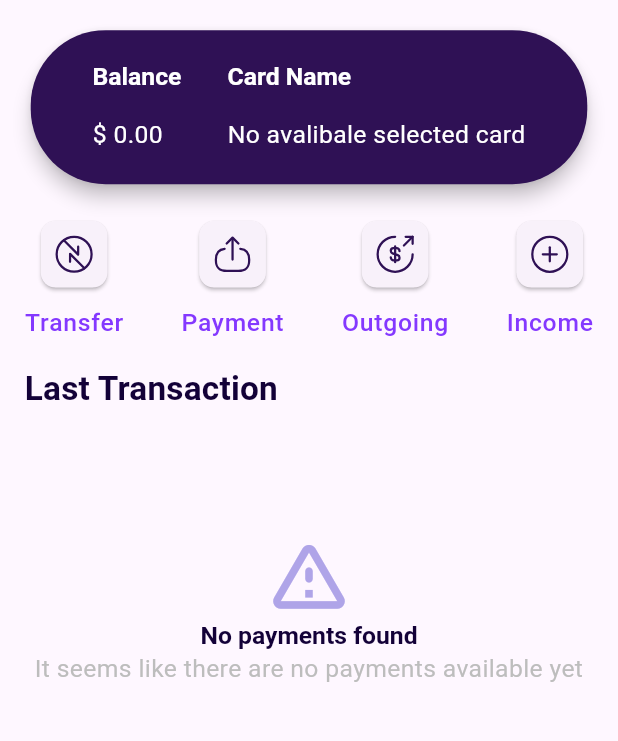
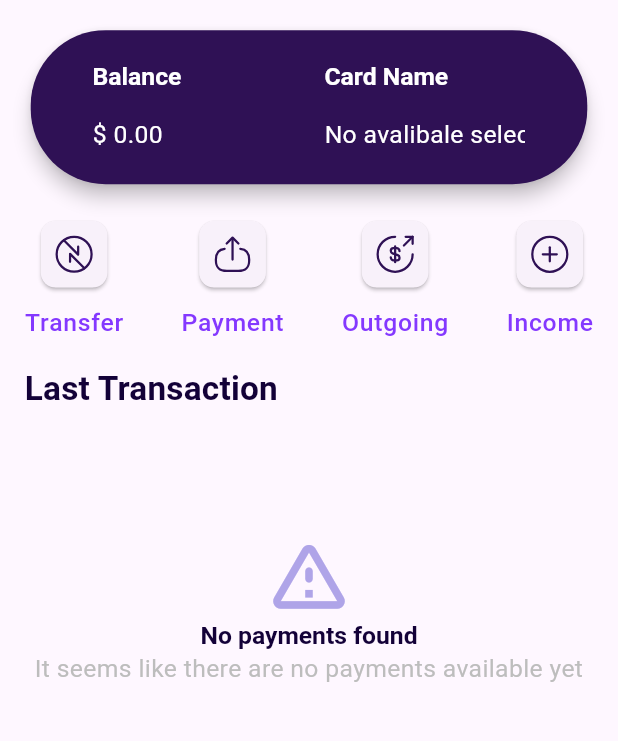
Before and after one commit to an90ass/Wallet-App, a Flutter app: the Wallet screen opened directly, on a phone screen of 412 x 824 dp, the part 284-1025 px from its top. Run offline on Flutter 3.47's test engine with Material 3 defaults, Android fonts, the phone set to English and light mode, and no system bars; our stand-ins replace cloud_firestore, firebase_auth, firebase_core, firebase_storage, flutter_svg, image_picker; accounts and stored records are empty.

Commit message:
update ui spaces for card detail and card info in wallet page

```diff
--- a/wallet/lib/features/wallet/views/wallet.dart
+++ b/wallet/lib/features/wallet/views/wallet.dart
@@ -328,6 +328,69 @@ class Wallet extends StatelessWidget {
   //   );
   // }
 
+  // Padding buildCardInfo(BuildContext context, String selectedCardName,
+  //     String selectedCardNumber) {
+  //   return Padding(
+  //     padding: EdgeInsets.symmetric(
+  //       horizontal: context.dynamicWidth(0.1),
+  //       vertical: context.dynamicWidth(0.05),
+  //     ),
+  //     child: Row(
+  //       mainAxisAlignment: MainAxisAlignment.spaceBetween,
+  //       children: [
+  //         Column(
+  //           crossAxisAlignment: CrossAxisAlignment.start,
+  //           children: [
+  //             Text(
+  //               "Balance",
+  //               style: context.textTheme.headlineMedium?.copyWith(
+  //                   color: AppColors.whiteColor,
+  //                   fontWeight: FontWeight.bold,
+  //                   fontSize: context.dynamicHeight(0.020)),
+  //             ),
+  //             SizedBox(height: context.dynamicHeight(0.02)),
+  //             Consumer<TransactionController>(
+  //               builder: (context, transactionController, child) {
+  //                 if (selectedCardNumber !=
+  //                     transactionController.currentCardNumber) {
+  //                   transactionController.getBalance(selectedCardNumber);
+  //                 }
+  //                 return Text(
+  //                   '\$ ${transactionController.balance.toStringAsFixed(2)}',
+  //                   style: context.textTheme.bodyMedium?.copyWith(
+  //                     color: AppColors.whiteColor,
+  //                     fontSize: context.dynamicHeight(0.02),
+  //                   ),
+  //                 );
+  //               },
+  //             ),
+  //           ],
+  //         ),
+  //         Column(
+  //           crossAxisAlignment: CrossAxisAlignment.start,
+  //           children: [
+  //             Text(
+  //               "Card Name",
+  //               style: context.textTheme.headlineMedium?.copyWith(
+  //                   color: AppColors.whiteColor,
+  //                   fontWeight: FontWeight.bold,
+  //                   fontSize: context.dynamicHeight(0.020)),
+  //             ),
+  //             SizedBox(height: context.dynamicHeight(0.02)),
+  //             Text(
+  //               selectedCardName.isNotEmpty
+  //                   ? selectedCardName
+  //                   : 'No Cards Available',
+  //               style: context.textTheme.bodyMedium?.copyWith(
+  //                   color: AppColors.whiteColor,
+  //                   fontSize: context.dynamicHeight(0.020)),
+  //             ),
+  //           ],
+  //         ),
+  //       ],
+  //     ),
+  //   );
+  // }
  Padding buildCardInfo(BuildContext context, String selectedCardName,
       String selectedCardNumber) {
     return Padding(
@@ -338,7 +401,9 @@ class Wallet extends StatelessWidget {
       child: Row(
         mainAxisAlignment: MainAxisAlignment.spaceBetween,
         children: [
-          Column(
+          Flexible(
+            flex: 1,
+            child: Column(
               crossAxisAlignment: CrossAxisAlignment.start,
               children: [
                 Text(
@@ -355,18 +420,25 @@ class Wallet extends StatelessWidget {
                         transactionController.currentCardNumber) {
                       transactionController.getBalance(selectedCardNumber);
                     }
-                  return Text(
+                    return SingleChildScrollView(
+                      scrollDirection: Axis.horizontal, // Enable horizontal scroll
+                      child: Text(
                         '\$ ${transactionController.balance.toStringAsFixed(2)}',
                         style: context.textTheme.bodyMedium?.copyWith(
                           color: AppColors.whiteColor,
                           fontSize: context.dynamicHeight(0.02),
+                        ),
                       ),
                     );
                   },
                 ),
               ],
             ),
-          Column(
+          ),
+          SizedBox(width: context.dynamicWidth(0.05)), // Add some space between columns
+          Flexible(
+            flex: 1,
+            child: Column(
               crossAxisAlignment: CrossAxisAlignment.start,
               children: [
                 Text(
@@ -377,7 +449,9 @@ class Wallet extends StatelessWidget {
                       fontSize: context.dynamicHeight(0.020)),
                 ),
                 SizedBox(height: context.dynamicHeight(0.02)),
-              Text(
+                SingleChildScrollView(
+                  scrollDirection: Axis.horizontal, // Enable horizontal scroll
+                  child: Text(
                     selectedCardName.isNotEmpty
                         ? selectedCardName
                         : 'No Cards Available',
@@ -385,7 +459,9 @@ class Wallet extends StatelessWidget {
                         color: AppColors.whiteColor,
                         fontSize: context.dynamicHeight(0.020)),
                   ),
+                ),
               ],
+            ),
           ),
         ],
       ),
```
Also changed, not shown: wallet/lib/features/card/views/card_detail.dart (+44 -2 lines). Lines whose indentation alone changed are shown as unchanged.
